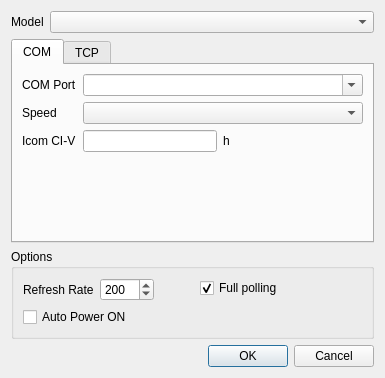
PianetaRadio/CatRadio, file dialogconfig.ui: the form before one commit.
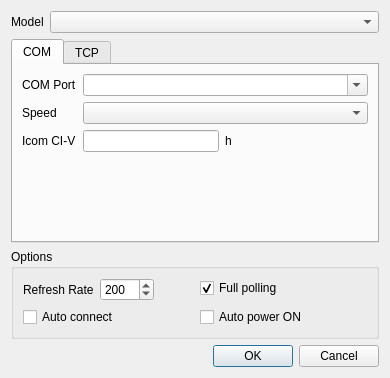
The form after the commit.

Commit message:
Auto connect
#41

```diff
--- a/dialogconfig.ui
+++ b/dialogconfig.ui
@@ -6,7 +6,7 @@
    <rect>
     <x>0</x>
     <y>0</y>
-    <width>385</width>
+    <width>390</width>
     <height>378</height>
    </rect>
   </property>
@@ -215,10 +215,20 @@
         </property>
        </widget>
       </item>
-      <item row="1" column="0">
+      <item row="1" column="1">
        <widget class="QCheckBox" name="checkBox_autoPowerOn">
         <property name="text">
-         <string>Auto Power ON</string>
+         <string>Auto power ON</string>
+        </property>
+       </widget>
+      </item>
+      <item row="1" column="0">
+       <widget class="QCheckBox" name="checkBox_autoConnect">
+        <property name="toolTip">
+         <string>Auto connect on startup</string>
+        </property>
+        <property name="text">
+         <string>Auto connect</string>
         </property>
        </widget>
       </item>
```
Left out of the diff: 3 changed lines with no effect on the pictures. The commit also changes 4 other files.
